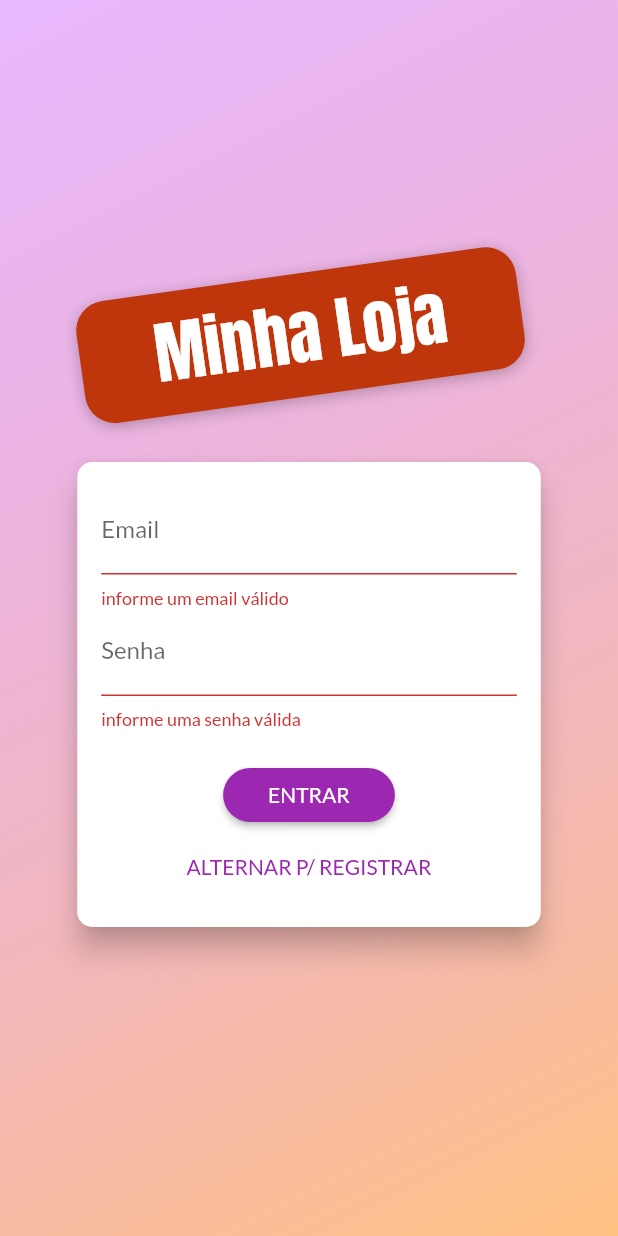
After one commit to rodrigolmacedo/flutter_shop, a Flutter app: the screen it shows after launch, after a tap on "ENTRAR", on a phone screen of 412 x 824 dp. The commit adds this screen. Run offline on Flutter 3.47's test engine with Material 2 defaults, Android fonts, the phone set to English and light mode, and no system bars; our stand-ins replace shared_preferences; network calls fail.

Commit message:
conclusão

```diff
--- /dev/null
+++ b/shop/lib/data/store.dart
@@ -0,0 +1,34 @@
+import 'dart:convert';
+
+import 'package:shared_preferences/shared_preferences.dart';
+
+class Store {
+  static Future<void> saveString(String key, String value) async {
+    final prefs = await SharedPreferences.getInstance();
+    await prefs.setString(key, value);
+  }
+
+  static Future<void> saveMap(String key, Map<String, dynamic> value) async {
+    saveString(key, json.encode(value));
+  }
+
+  static Future<String> getString(String key) async {
+    final prefs = await SharedPreferences.getInstance();
+    return prefs.getString(key);
+  }
+
+  static Future<bool> remove(String key) async {
+    final prefs = await SharedPreferences.getInstance();
+    return prefs.remove(key);
+  }
+
+  static Future<Map<String, dynamic>> getMap(String key) async {
+    try {
+      Map<String, dynamic> map = json.decode(await getString(key));
+      return map;
+    } catch (e) {
+      print(e);
+      return null;
+    }
+  }
+}
--- /dev/null
+++ b/shop/lib/exceptions/firebase_exception.dart
@@ -0,0 +1,19 @@
+class AuthException implements Exception {
+  static Map<String, String> errors = {
+    "EMAIL_EXISTS": "E-mail existente",
+    "OPERATION_NOT_ALLOWED": "Operação não permitida!",
+    "TOO_MANY_ATTEMPS_TRY_LATER": "Tente mais tarde!",
+    "EMAIL_NOT_FOUND": "E-mail não encontrado!",
+    "INVALID_PASSWORD": "Senha inválida.",
+    "USER_DISABLED": "Usuário desativado."
+  };
+  final String key;
+
+  AuthException(this.key);
+
+  @override
+  String toString() {
+    if (errors.containsKey(key)) return errors[key];
+    return "Ocorreu um erro na autenticação.";
+  }
+}
--- a/shop/lib/main.dart
+++ b/shop/lib/main.dart
@@ -1,13 +1,14 @@
 import 'package:flutter/material.dart';
 import 'package:provider/provider.dart';
+import 'package:shop/providers/auth.dart';
 import 'package:shop/providers/cart.dart';
 import 'package:shop/providers/orders.dart';
 import 'package:shop/providers/products.dart';
 import 'package:shop/utils/app_routes.dart';
+import 'package:shop/views/auth_home_screen.dart';
 import 'package:shop/views/cart_screen.dart';
 import 'package:shop/views/order_screen.dart';
 import 'package:shop/views/product_detail_screen.dart';
-import 'package:shop/views/products_overview_screen.dart';
 import 'package:shop/views/products_screen.dart';
 import 'package:shop/views/proudct_form_screen.dart';
 
@@ -18,9 +19,18 @@ class MyApp extends StatelessWidget {
   Widget build(BuildContext context) {
     return MultiProvider(
       providers: [
-        ChangeNotifierProvider(create: (_) => new Products()),
+        ChangeNotifierProvider(create: (_) => new Auth()),
+        ChangeNotifierProxyProvider<Auth, Products>(
+          create: (_) => new Products(),
+          update: (ctx, auth, previousProducts) =>
+              new Products(auth.token, auth.userId, previousProducts.items),
+        ),
         ChangeNotifierProvider(create: (_) => new Cart()),
-        ChangeNotifierProvider(create: (_) => new Orders()),
+        ChangeNotifierProxyProvider<Auth, Orders>(
+          create: (_) => new Orders(),
+          update: (ctx, auth, previousOrders) =>
+              new Orders(auth.token, auth.userId, previousOrders.items),
+        ),
       ],
       child: MaterialApp(
         debugShowCheckedModeBanner: false,
@@ -30,13 +40,12 @@ class MyApp extends StatelessWidget {
           accentColor: Colors.deepOrange,
           fontFamily: 'Lato',
         ),
-        //home: ProductOverviewScreen(),
         routes: {
           AppRoutes.PRODUCT_DETAIL: (context) => ProductDetailScreen(),
           AppRoutes.PRODUCT_FORM: (context) => ProductFormScreen(),
           AppRoutes.PRODUCTS: (context) => ProductsScreen(),
           AppRoutes.CART: (context) => CartScreen(),
-          AppRoutes.HOME: (context) => ProductOverviewScreen(),
+          AppRoutes.AUTH_HOME: (context) => AuthOrHomeScreen(),
           AppRoutes.ORDERS: (context) => OrderScreen(),
         },
       ),
--- /dev/null
+++ b/shop/lib/providers/auth.dart
@@ -0,0 +1,113 @@
+import 'dart:async';
+import 'dart:convert';
+
+import 'package:flutter/cupertino.dart';
+import 'package:http/http.dart' as http;
+import 'package:shop/data/store.dart';
+import 'package:shop/exceptions/firebase_exception.dart';
+
+class Auth with ChangeNotifier {
+  String _userId;
+  String _token;
+  DateTime _expiryDate;
+  Timer _logoutTimer;
+
+  bool get isAuth {
+    return token != null;
+  }
+
+  String get userId {
+    return isAuth ? _userId : null;
+  }
+
+  String get token {
+    if (_token != null &&
+        _expiryDate != null &&
+        _expiryDate.isAfter(DateTime.now())) {
+      return _token;
+    }
+    return null;
+  }
+
+  Future<void> _authenticate(
+      String email, String password, String urlSegment) async {
+    String _url =
+        'https://identitytoolkit.googleapis.com/v1/accounts:$urlSegment?key=[webkey_project]';
+
+    final response = await http.post(_url,
+        body: json.encode(
+            {"email": email, "password": password, "returnSecureToken": true}));
+    print(json.decode(response.body));
+    final responseBody = json.decode(response.body);
+    if (responseBody["error"] != null) {
+      throw AuthException(responseBody['error']['message']);
+    } else {
+      _token = responseBody["idToken"];
+      _userId = responseBody["localId"];
+      _expiryDate = DateTime.now().add(
+        Duration(
+          seconds: int.tryParse(responseBody["expiresIn"]),
+        ),
+      );
+
+      Store.saveMap('userData', {
+        "token": _token,
+        "userId": _userId,
+        "expiryDate": _expiryDate.toIso8601String()
+      });
+      autoLogout();
+      notifyListeners();
+    }
+
+    return Future.value();
+  }
+
+  Future<void> signup(String email, String password) async {
+    return _authenticate(email, password, "signUp");
+  }
+
+  Future<void> logIn(String email, String password) async {
+    return _authenticate(email, password, "signInWithPassword");
+  }
+
+  Future<void> tryAutoLogin() async {
+    if (isAuth) return Future.value();
+
+    final userData = await Store.getMap('userData');
+
+    if (userData == null) return Future.value();
+
+    final expiryDate = DateTime.parse(userData["expiryDate"]);
+    if (expiryDate.isBefore(DateTime.now())) return Future.value();
+
+    _userId = userData['userId'];
+    _token = userData['token'];
+    _expiryDate = expiryDate;
+
+    autoLogout();
+    notifyListeners();
+  }
+
+  void logout() {
+    _token = null;
+    _userId = null;
+    _expiryDate = null;
+    Store.remove('userData');
+    cancelarTimer();
+    notifyListeners();
+  }
+
+  void cancelarTimer() {
+    if (_logoutTimer != null) _logoutTimer.cancel();
+    _logoutTimer = null;
+  }
+
+  void autoLogout() {
+    cancelarTimer();
+    final timeToLogout = _expiryDate.difference(DateTime.now()).inSeconds;
+    _logoutTimer = Timer(
+      Duration(seconds: timeToLogout),
+      logout,
+    );
+  }
+}
--- a/shop/lib/providers/orders.dart
+++ b/shop/lib/providers/orders.dart
@@ -16,8 +16,11 @@ class Order {
 
 class Orders with ChangeNotifier {
   final String _baseUrl = '${Constants.BASE_API_URL}/orders';
+  String _token;
+  String _userId;
+  List<Order> _items = [];
 
-  List<Order> _items = [];
+  Orders([this._token, this._userId, this._items = const []]);
 
   List<Order> get items {
     return [..._items].reversed.toList();
@@ -28,7 +31,7 @@ class Orders with ChangeNotifier {
   }
 
   Future<void> loadOrders() async {
-    final response = await http.get("$_baseUrl.json");
+    final response = await http.get("$_baseUrl/$_userId.json?auth=$_token");
     Map<String, dynamic> data = json.decode(response.body);
     _items.clear();
     if (data != null) {
@@ -56,7 +59,7 @@ class Orders with ChangeNotifier {
   Future<void> addOrder(Cart cart) async {
     final date = DateTime.now();
     final response = await http.post(
-      "$_baseUrl.json",
+      "$_baseUrl/$_userId.json?auth=$_token",
       body: json.encode({
         "total": cart.totalAmount,
         "date": date.toIso8601String(),
--- a/shop/lib/utils/app_routes.dart
+++ b/shop/lib/utils/app_routes.dart
@@ -4,5 +4,6 @@ class AppRoutes {
   static const PRODUCTS = '/products';
   static const CART = '/cart';
   static const ORDERS = '/orders';
-  static const HOME = '/';
+  static const HOME = '/home';
+  static const AUTH_HOME = '/';
 }
--- /dev/null
+++ b/shop/lib/views/auth_home_screen.dart
@@ -0,0 +1,28 @@
+import 'package:flutter/material.dart';
+import 'package:provider/provider.dart';
+import '../providers/auth.dart';
+import './auth_screen.dart';
+import './products_overview_screen.dart';
+
+class AuthOrHomeScreen extends StatelessWidget {
+  @override
+  Widget build(BuildContext context) {
+    Auth auth = Provider.of(context);
+
+    return FutureBuilder(
+        future: auth.tryAutoLogin(),
+        builder: (ctx, snapshot) {
+          if (snapshot.connectionState == ConnectionState.waiting) {
+            return Center(
+              child: CircularProgressIndicator(),
+            );
+          } else if (snapshot.error != null) {
+            return Center(
+              child: Text('Ocorreu um erro'),
+            );
+          } else {
+            return auth.isAuth ? ProductOverviewScreen() : AuthScreen();
+          }
+        });
+  }
+}
--- /dev/null
+++ b/shop/lib/views/auth_screen.dart
@@ -0,0 +1,60 @@
+import 'dart:math';
+
+import 'package:flutter/material.dart';
+import 'package:shop/widgets/auth_card.dart';
+
+class AuthScreen extends StatelessWidget {
+  @override
+  Widget build(BuildContext context) {
+    return Scaffold(
+        body: Stack(
+      children: [
+        Container(
+          decoration: BoxDecoration(
+              gradient: LinearGradient(
+            colors: [
+              Color.fromRGBO(215, 117, 255, 0.5),
+              Color.fromRGBO(255, 188, 117, 0.9),
+            ],
+            begin: Alignment.topLeft,
+            end: Alignment.bottomRight,
+          )),
+        ),
+        Container(
+          width: double.infinity,
+          child: Column(
+            mainAxisAlignment: MainAxisAlignment.center,
+            crossAxisAlignment: CrossAxisAlignment.center,
+            children: [
+              Container(
+                margin: const EdgeInsets.only(bottom: 20.0),
+                padding:
+                    const EdgeInsets.symmetric(vertical: 8, horizontal: 50),
+                transform: Matrix4.rotationZ(-8 * pi / 180)..translate(-10.0),
+                decoration: BoxDecoration(
+                    borderRadius: BorderRadius.circular(20),
+                    color: Colors.deepOrange.shade900,
+                    boxShadow: [
+                      BoxShadow(
+                        blurRadius: 8,
+                        color: Colors.black26,
+                        offset: Offset(0, 2),
+                      ),
+                    ]),
+                child: Text(
+                  'Minha Loja',
+                  style: TextStyle(
+                    color: Theme.of(context).accentTextTheme.headline6.color,
+                    fontSize: 45,
+                    fontFamily: 'Anton',
+                  ),
+                ),
+              ),
+              AuthCard()
+            ],
+          ),
+        ),
+      ],
+    ));
+  }
+}
--- /dev/null
+++ b/shop/lib/widgets/auth_card.dart
@@ -0,0 +1,147 @@
+import 'package:flutter/material.dart';
+import 'package:provider/provider.dart';
+import 'package:shop/exceptions/firebase_exception.dart';
+import 'package:shop/providers/auth.dart';
+
+enum AuthMode { Signup, Login }
+
+class AuthCard extends StatefulWidget {
+  @override
+  _AuthCardState createState() => _AuthCardState();
+}
+
+class _AuthCardState extends State<AuthCard> {
+  bool _isLoading = false;
+  GlobalKey<FormState> _form = GlobalKey();
+  AuthMode _authMode = AuthMode.Login;
+  final _passwordController = TextEditingController();
+  final Map<String, String> authData = {'email': '', 'password': ''};
+  void _showErrorDialog(String msg) {
+    showDialog(
+      context: context,
+      builder: (context) => AlertDialog(
+        title: Text('Ocorreu um erro!'),
+        content: Text(msg),
+        actions: <Widget>[
+          FlatButton(
+              onPressed: () => Navigator.of(context).pop(),
+              child: Text('Fechar'))
+        ],
+      ),
+    );
+  }
+
+  Future<void> _submit() async {
+    if (!_form.currentState.validate()) {
+      return;
+    }
+
+    setState(() {
+      _isLoading = true;
+    });
+
+    _form.currentState.save();
+
+    Auth auth = Provider.of<Auth>(context, listen: false);
+    try {
+      if (_authMode == AuthMode.Login) {
+        await auth.logIn(authData["email"], authData["password"]);
+      } else {
+        await auth.signup(authData["email"], authData["password"]);
+      }
+    } on AuthException catch (error) {
+      _showErrorDialog(error.toString());
+    } catch (error) {
+      _showErrorDialog("Ocorreu um erro inesperado.");
+    }
+    setState(() {
+      _isLoading = false;
+    });
+  }
+
+  void _switchAuthMode() {
+    if (_authMode == AuthMode.Login) {
+      setState(() {
+        _authMode = AuthMode.Signup;
+      });
+    } else {
+      setState(() {
+        _authMode = AuthMode.Login;
+      });
+    }
+  }
+
+  @override
+  Widget build(BuildContext context) {
+    final deviceSize = MediaQuery.of(context).size;
+
+    return Card(
+      elevation: 8.0,
+      shape: RoundedRectangleBorder(borderRadius: BorderRadius.circular(10)),
+      child: Container(
+        width: deviceSize.width * 0.75,
+        padding: const EdgeInsets.all(16.0),
+        child: Form(
+            key: _form,
+            child: Column(
+              children: [
+                TextFormField(
+                  decoration: InputDecoration(labelText: 'Email'),
+                  keyboardType: TextInputType.emailAddress,
+                  validator: (value) {
+                    if (value.isEmpty || !value.contains('@'))
+                      return 'informe um email válido';
+                    return null;
+                  },
+                  onSaved: (value) => authData['email'] = value,
+                ),
+                _isLoading
+                    ? CircularProgressIndicator()
+                    : TextFormField(
+                        controller: _passwordController,
+                        decoration: InputDecoration(labelText: 'Senha'),
+                        obscureText: true,
+                        validator: (value) {
+                          if (value.isEmpty || value.length < 5)
+                            return 'informe uma senha válida';
+                          return null;
+                        },
+                        onSaved: (value) => authData['password'] = value,
+                      ),
+                if (_authMode == AuthMode.Signup)
+                  TextFormField(
+                    decoration: InputDecoration(labelText: 'Confirmar Senha'),
+                    obscureText: true,
+                    validator: _authMode == AuthMode.Signup
+                        ? (value) {
+                            if (value != _passwordController.text)
+                              return 'senhas são diferentes!';
+                            return null;
+                          }
+                        : null,
+                  ),
+                SizedBox(height: 20),
+                RaisedButton(
+                  onPressed: _submit,
+                  shape: RoundedRectangleBorder(
+                    borderRadius: BorderRadius.circular(30),
+                  ),
+                  color: Theme.of(context).primaryColor,
+                  textColor: Theme.of(context).primaryTextTheme.button.color,
+                  padding:
+                      const EdgeInsets.symmetric(horizontal: 30, vertical: 8),
+                  child: Text(
+                      _authMode == AuthMode.Login ? 'ENTRAR' : 'REGISTRAR'),
+                ),
+                FlatButton(
+                  onPressed: _switchAuthMode,
+                  child: Text(
+                      "ALTERNAR P/ ${_authMode == AuthMode.Login ? 'REGISTRAR' : 'ENTRAR'}"),
+                  textColor: Theme.of(context).primaryColor,
+                ),
+              ],
+            )),
+      ),
+    );
+  }
+}
--- a/shop/pubspec.yaml
+++ b/shop/pubspec.yaml
@@ -21,6 +21,7 @@ environment:
   sdk: ">=2.7.0 <3.0.0"
 
 dependencies:
+  shared_preferences: ^0.5.7+3
   flutter:
     sdk: flutter
   provider: ^4.0.5
```
Also changed, not shown: shop/lib/providers/product.dart (+5 -4 lines), shop/lib/providers/products.dart (+19 -12 lines), shop/lib/widgets/app_drawer.dart (+9 -1 lines), shop/lib/widgets/product_grid_item.dart (+6 -3 lines), shop/pubspec.lock.
